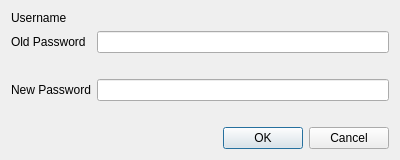
Old version of the form src/changepassworddialog.ui in the repository murrple-1/BedChaser.
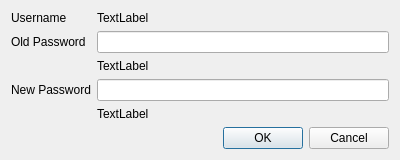
New version of the form.

What changed in the file:
```diff
--- a/src/changepassworddialog.ui
+++ b/src/changepassworddialog.ui
@@ -30,7 +30,7 @@
    <item row="0" column="1">
     <widget class="QLabel" name="usernameValueLabel">
      <property name="text">
-      <string/>
+      <string>TextLabel</string>
      </property>
     </widget>
    </item>
@@ -51,7 +51,7 @@
    <item row="2" column="1">
     <widget class="QLabel" name="oldPasswordErrorLabel">
      <property name="text">
-      <string/>
+      <string>TextLabel</string>
      </property>
     </widget>
    </item>
@@ -72,7 +72,7 @@
    <item row="4" column="1">
     <widget class="QLabel" name="newPasswordErrorLabel">
      <property name="text">
-      <string/>
+      <string>TextLabel</string>
      </property>
     </widget>
    </item>
```
